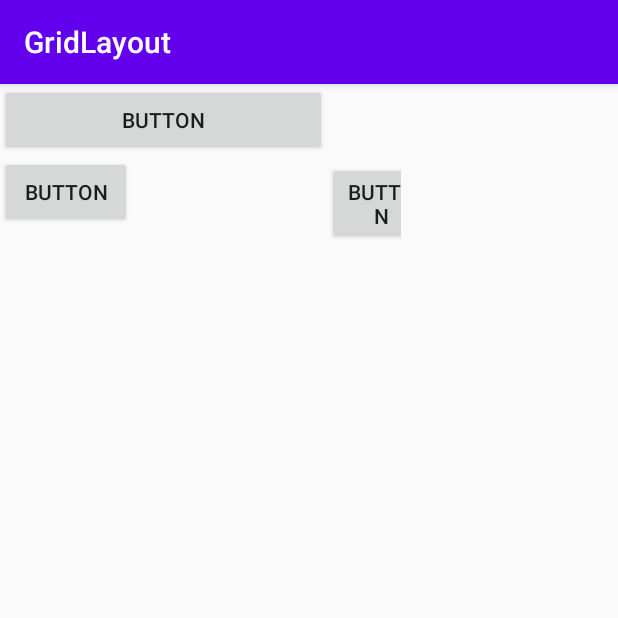
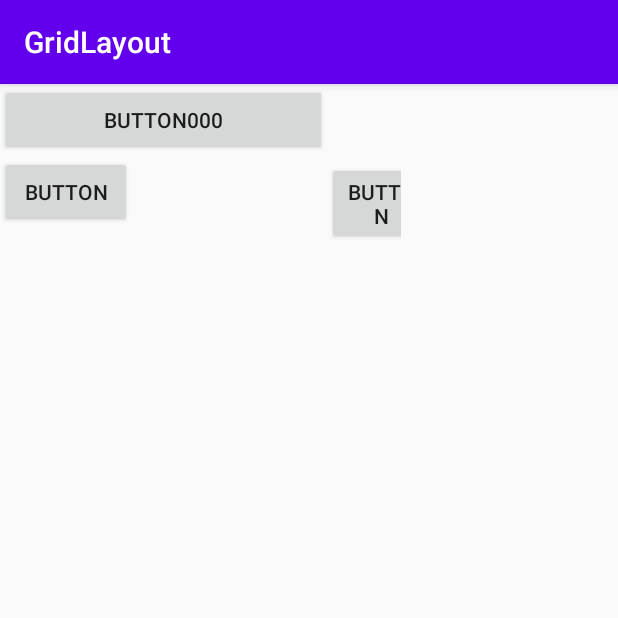
Before and after one commit to ABThalawaththa/MADGit, an Android app: the screen it shows after launch (MainActivity), on a phone screen of 412 x 824 dp, the top half of it. Run offline under Robolectric (Android 15) with nearby library versions, the phone set to English and light mode, and no system bars.

Commit message:
changed button name to 000

```diff
--- a/app/src/main/res/layout/activity_main.xml
+++ b/app/src/main/res/layout/activity_main.xml
@@ -16,7 +16,7 @@
             android:id="@+id/button3"
             android:layout_width="218dp"
             android:layout_height="wrap_content"
-            android:text="Button"
+            android:text="Button000"
             app:layout_column="0"
             app:layout_row="0" />
 
```
